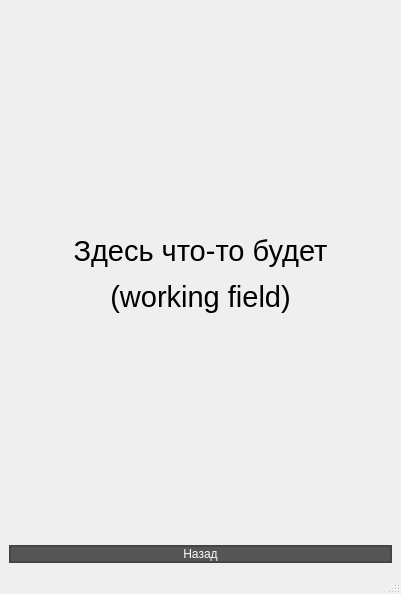
Old version of the form CCPS/work.ui in the repository grigigo/Tankists.
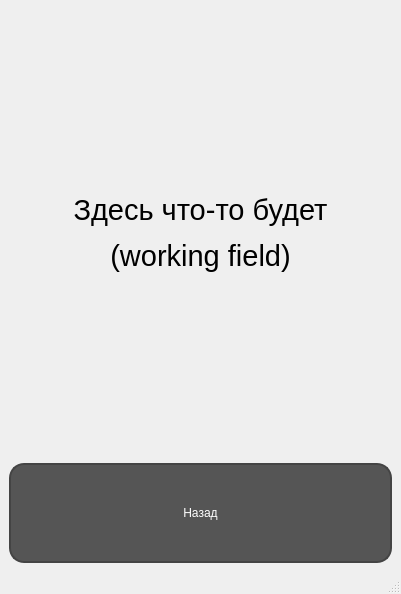
New version of the form.

What changed in the file:
```diff
--- a/CCPS/work.ui
+++ b/CCPS/work.ui
@@ -24,6 +24,12 @@
     </item>
     <item row="1" column="0">
      <widget class="QPushButton" name="back_button">
+      <property name="minimumSize">
+       <size>
+        <width>0</width>
+        <height>100</height>
+       </size>
+      </property>
       <property name="styleSheet">
        <string notr="true">QPushButton {background-color: #555555;
 border-radius: 15%;
```
